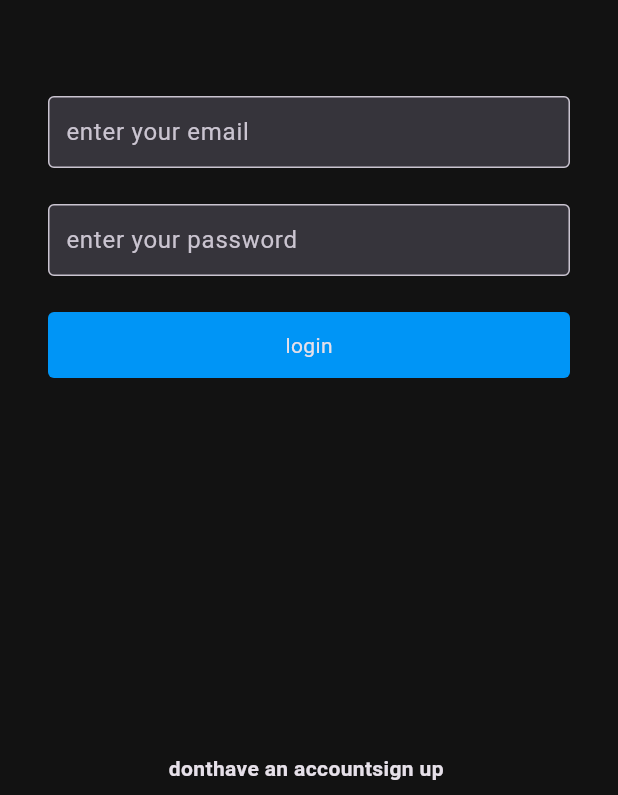
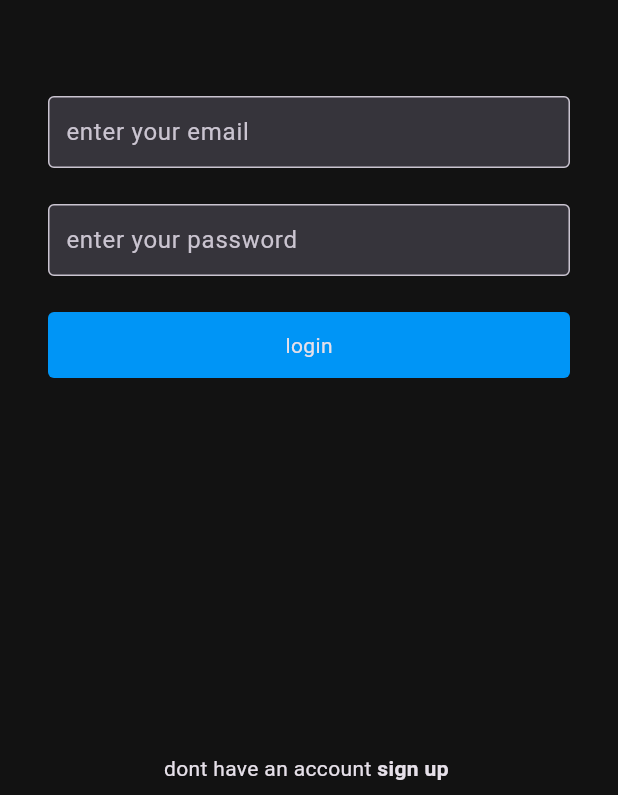
Before and after one commit to nishantxoxo/instagram_clone, a Flutter app: the screen it shows after launch, on a phone screen of 412 x 824 dp, the part 441-1236 px from its top. Run offline on Flutter 3.47's test engine with Material 3 defaults, Android fonts, the phone set to English and light mode, and no system bars; our stand-ins replace cloud_firestore, firebase_auth, firebase_core, firebase_storage, flutter_svg, image_picker; accounts and stored records are empty; generated files the repository leaves out were written again.

Commit message:
corrected code

```diff
--- a/lib/screens/login_screen.dart
+++ b/lib/screens/login_screen.dart
@@ -4,6 +4,7 @@ import 'package:instagram/resources/auth_methods.dart';
 import 'package:instagram/responsive/mobile_screen_layout.dart';
 import 'package:instagram/responsive/responsive_layout_screen.dart';
 import 'package:instagram/responsive/web_screen_layout.dart';
+import 'package:instagram/screens/signup_screen.dart';
 import 'package:instagram/utils/colors.dart';
 import 'package:instagram/widgets/text_field_input.dart';
 
@@ -28,7 +29,7 @@ class _LoginScreenState extends State<LoginScreen> {
 
   void loginuser() async {
     setState(() {
-      islaoding = false;
+      islaoding = true;
     });
     String res = await AuthMethods()
         .loginuser(email: emailcontroller.text, password: passcontroller.text);
@@ -40,8 +41,8 @@ class _LoginScreenState extends State<LoginScreen> {
     } else {
       Navigator.of(context).pushReplacement(MaterialPageRoute(
           builder: (context) => ResponsiveLayoutScreen(
-              mobilescreenlayout: MobileScreenLayout(),
-              webscreenlayout: WebScreenLayout())));
+              mobilescreenlayout: const MobileScreenLayout(),
+              webscreenlayout: const WebScreenLayout())));
     }
   }
 
@@ -50,7 +51,7 @@ class _LoginScreenState extends State<LoginScreen> {
     return Scaffold(
       body: SafeArea(
         child: Container(
-          padding: EdgeInsets.symmetric(horizontal: 32),
+          padding: const EdgeInsets.symmetric(horizontal: 32),
           width: double.infinity,
           child: Column(
             crossAxisAlignment: CrossAxisAlignment.center,
@@ -60,14 +61,14 @@ class _LoginScreenState extends State<LoginScreen> {
                 'assets/ic_instagram.svg',
                 height: 64,color: primaryColor,
               ),
-              SizedBox(
+              const SizedBox(
                 height: 64,
               ),
               TextFieldInput(
                   hintText: 'enter your email',
                   textEditingController: emailcontroller,
                   textInputType: TextInputType.emailAddress),
-              SizedBox(
+              const SizedBox(
                 height: 24,
               ),
               TextFieldInput(
@@ -76,26 +77,26 @@ class _LoginScreenState extends State<LoginScreen> {
                 textInputType: TextInputType.text,
                 ispass: true,
               ),
-              SizedBox(
+              const SizedBox(
                 height: 24,
               ),
               InkWell(
                 onTap: loginuser,
                 child: Container(
-                  child: islaoding
-                      ? Center(child: CircularProgressIndicator())
-                      : Text('login'),
                   width: double.infinity,
                   alignment: Alignment.center,
-                  padding: EdgeInsets.symmetric(vertical: 12),
+                  padding: const EdgeInsets.symmetric(vertical: 12),
                   decoration: ShapeDecoration(
                       shape: RoundedRectangleBorder(
                         borderRadius: BorderRadius.circular(4),
                       ),
                       color: blueColor),
+                  child: islaoding
+                      ? const Center(child: CircularProgressIndicator())
+                      : const Text('login'),
                 ),
               ),
-              SizedBox(
+              const SizedBox(
                 height: 12,
               ),
               Flexible(flex: 2, child: Container(),),
@@ -104,20 +105,21 @@ class _LoginScreenState extends State<LoginScreen> {
                 children: [
                   GestureDetector(
                     child: Container(
-                      child: Text(
-                        'donthave an account',
-                        style: TextStyle(fontWeight: FontWeight.bold),
+                      padding: const EdgeInsets.symmetric(vertical: 8),
+                      child: const Text(
+                        'dont have an account ',
+                        //style: TextStyle(fontWeight: FontWeight.bold),
                       ),
-                      padding: EdgeInsets.symmetric(vertical: 8),
                     ),
                   ),
                   GestureDetector(
+                    onTap: ()=> Navigator.of(context).pushReplacement(MaterialPageRoute(builder: (context) => SignupScreen(),)),
                     child: Container(
-                      child: Text(
+                      padding: const EdgeInsets.symmetric(vertical: 8),
+                      child: const Text(
                         'sign up ',
                         style: TextStyle(fontWeight: FontWeight.bold),
                       ),
-                      padding: EdgeInsets.symmetric(vertical: 8),
                     ),
                   )
                 ],
--- a/lib/utils/utils.dart
+++ b/lib/utils/utils.dart
@@ -3,10 +3,10 @@ import 'package:image_picker/image_picker.dart';
 pickimage(ImageSource source) async {
   final ImagePicker _imagepicker = ImagePicker();
 
-  XFile? _file = await _imagepicker.pickImage(source: source);
+  XFile? _file = await _imagepicker.pickImage(source: source, imageQuality: 60);
 
   if (_file != null){
     return await _file.readAsBytes();
   }
-  print("no ikmaahe selected");
+  print("no image selected");
 }
```
Also changed, not shown: lib/screens/signup_screen.dart (+22 -7 lines), firebase.json, pubspec.lock.
